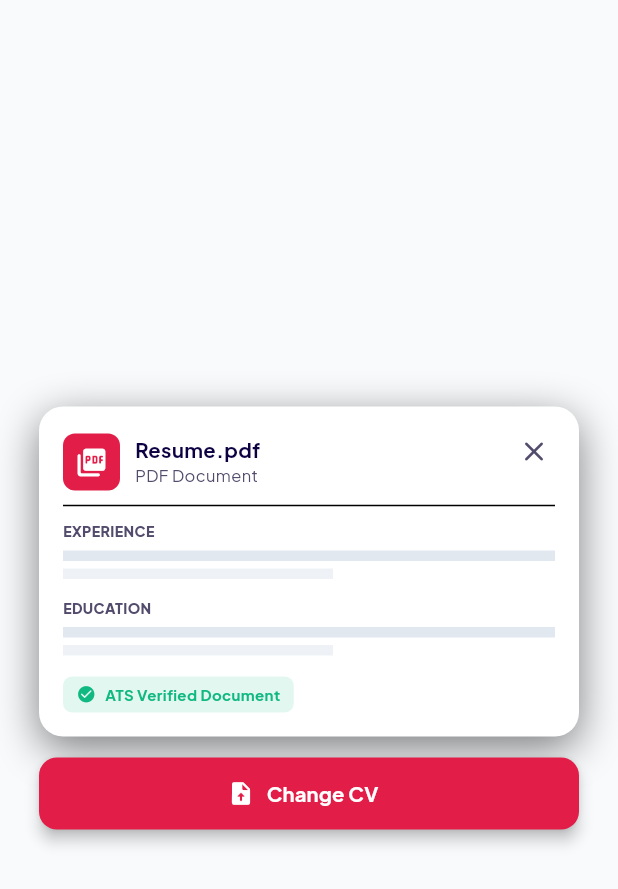
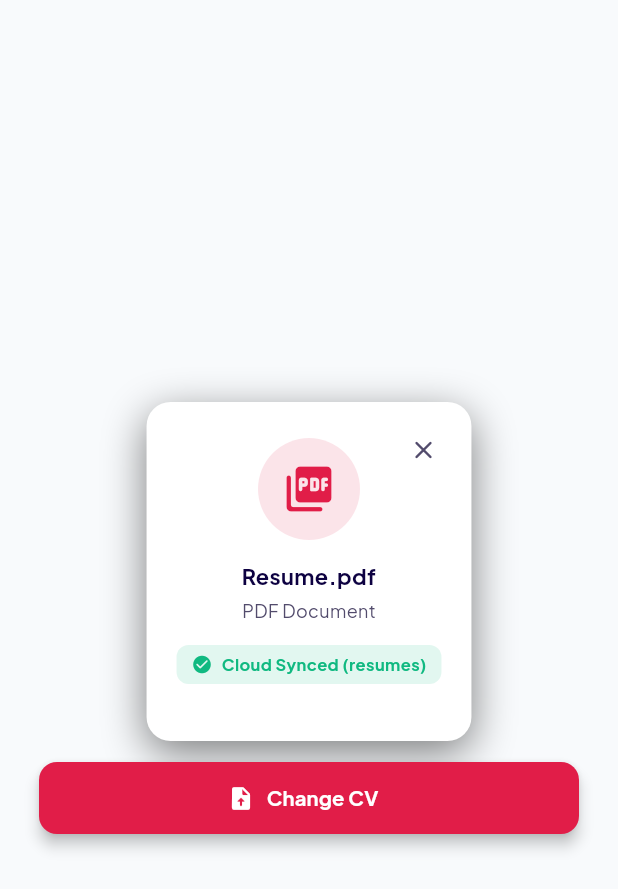
Before and after one commit to sokthonsar01/Mobile-App-Capstone, a Flutter app: the CvPreviewScreen widget shown alone on an empty page, opened directly, on a phone screen of 412 x 824 dp. Shown: the top 889 px of the screen. Run offline on Flutter 3.47's test engine with Material 3 defaults, Android fonts, the phone set to English and light mode, and no system bars; our stand-ins replace file_picker, google_fonts, image_picker, supabase_flutter; accounts and stored records are empty; network calls fail.

Commit message:
implement cv preview (some bug )

```diff
--- a/lib/features/profile/presentation/screens/cv_preview_screen.dart
+++ b/lib/features/profile/presentation/screens/cv_preview_screen.dart
@@ -50,11 +50,8 @@ class CvPreviewScreen extends StatelessWidget {
     ResumeItem? resume,
     CvViewModel vm,
   ) {
-    final screenH = MediaQuery.of(context).size.height;
-    final maxH = (screenH * 0.6).clamp(300.0, 460.0);
-
     return Container(
-      constraints: BoxConstraints(maxWidth: 360, maxHeight: maxH),
+      constraints: const BoxConstraints(maxWidth: 360),
       decoration: BoxDecoration(
         color: AppColors.isDark ? const Color(0xFF1E293B) : Colors.white,
         borderRadius: BorderRadius.circular(16),
@@ -71,10 +68,10 @@ class CvPreviewScreen extends StatelessWidget {
         children: [
           CvPaperPreview(resume: resume, vm: vm),
           Positioned(
-            top: 6,
-            right: 6,
+            top: 8,
+            right: 8,
             child: IconButton(
-              icon: const Icon(Icons.close_rounded, size: 22),
+              icon: const Icon(Icons.close_rounded, size: 20),
               color: AppColors.bodyText,
               onPressed: () => Navigator.of(context).pop(),
             ),
--- a/lib/features/profile/presentation/widgets/cv_paper_preview.dart
+++ b/lib/features/profile/presentation/widgets/cv_paper_preview.dart
@@ -1,10 +1,11 @@
 import 'package:flutter/material.dart';
 import 'package:google_fonts/google_fonts.dart';
+import 'package:url_launcher/url_launcher.dart';
 import '../../../../shared/app_colors.dart';
 import '../../data/resume_model.dart';
 import '../../viewmodel/cv_viewmodel.dart';
 
-/// Paper-styled document visual representation for PDF and image CVs.
+/// Clean document preview presentation for PDF and image CVs.
 class CvPaperPreview extends StatelessWidget {
   final ResumeItem? resume;
   final CvViewModel vm;
@@ -21,110 +22,112 @@ class CvPaperPreview extends StatelessWidget {
         return Image.network(
           resume!.fileUrl,
           fit: BoxFit.contain,
-          errorBuilder: (_, _, _) => _buildPdfPaper(),
+          errorBuilder: (_, _, _) => _buildDocumentCard(context),
         );
       }
     }
-    return _buildPdfPaper();
+
+    return _buildDocumentCard(context);
   }
 
-  Widget _buildPdfPaper() {
+  Widget _buildDocumentCard(BuildContext context) {
     final title = resume?.displayName ?? 'Resume.pdf';
     final size = resume?.formattedSize ?? 'PDF Document';
+    final url = resume?.fileUrl;
 
-    return SingleChildScrollView(
-      padding: const EdgeInsets.fromLTRB(16, 18, 16, 16),
+    return Padding(
+      padding: const EdgeInsets.fromLTRB(20, 24, 20, 20),
       child: Column(
-        crossAxisAlignment: CrossAxisAlignment.start,
-        children: [
-          Row(
+        mainAxisSize: MainAxisSize.min,
         children: [
           Container(
-                padding: const EdgeInsets.all(8),
+            width: 68,
+            height: 68,
             decoration: BoxDecoration(
-                  color: const Color(0xFFE11D48),
-                  borderRadius: BorderRadius.circular(8),
+              color: const Color(0xFFE11D48).withValues(alpha: 0.12),
+              shape: BoxShape.circle,
             ),
-                child: const Icon(Icons.picture_as_pdf_rounded, color: Colors.white, size: 22),
+            child: const Icon(
+              Icons.picture_as_pdf_rounded,
+              color: Color(0xFFE11D48),
+              size: 36,
             ),
-              const SizedBox(width: 10),
-              Expanded(
-                child: Column(
-                  crossAxisAlignment: CrossAxisAlignment.start,
-                  children: [
+          ),
+          const SizedBox(height: 14),
           Text(
             title,
-                      maxLines: 1,
+            maxLines: 2,
+            textAlign: TextAlign.center,
             overflow: TextOverflow.ellipsis,
             style: GoogleFonts.plusJakartaSans(
-                        fontSize: 13.5,
+              fontSize: 14.5,
               fontWeight: FontWeight.w700,
               color: AppColors.heading,
             ),
           ),
+          const SizedBox(height: 4),
           Text(
             size,
-                      style: GoogleFonts.plusJakartaSans(fontSize: 11, color: AppColors.bodyText),
-                    ),
-                  ],
-                ),
-              ),
-              const SizedBox(width: 28),
-            ],
-          ),
-          const Divider(height: 20),
-          _buildSkeletonSection('EXPERIENCE'),
-          const SizedBox(height: 12),
-          _buildSkeletonSection('EDUCATION'),
-          const SizedBox(height: 14),
-          _buildAtsBadge(),
-        ],
-      ),
-    );
-  }
-
-  Widget _buildSkeletonSection(String title) {
-    return Column(
-      crossAxisAlignment: CrossAxisAlignment.start,
-      children: [
-        Text(
-          title,
             style: GoogleFonts.plusJakartaSans(
-            fontSize: 9.5,
-            fontWeight: FontWeight.w800,
+              fontSize: 12,
               color: AppColors.bodyText,
             ),
           ),
-        const SizedBox(height: 6),
-        Container(height: 7, width: double.infinity, color: AppColors.cardBorder),
-        const SizedBox(height: 5),
-        Container(height: 7, width: 180, color: AppColors.cardBorder.withValues(alpha: 0.6)),
-      ],
-    );
-  }
-
-  Widget _buildAtsBadge() {
-    return Container(
-      padding: const EdgeInsets.symmetric(horizontal: 9, vertical: 5),
+          const SizedBox(height: 14),
+          Container(
+            padding: const EdgeInsets.symmetric(horizontal: 10, vertical: 5),
             decoration: BoxDecoration(
               color: const Color(0xFF10B981).withValues(alpha: 0.12),
-        borderRadius: BorderRadius.circular(6),
+              borderRadius: BorderRadius.circular(8),
             ),
             child: Row(
               mainAxisSize: MainAxisSize.min,
               children: [
-          const Icon(Icons.check_circle_rounded, size: 13, color: Color(0xFF10B981)),
+                const Icon(Icons.check_circle_rounded, size: 14, color: Color(0xFF10B981)),
                 const SizedBox(width: 6),
                 Text(
-            'ATS Verified Document',
+                  'Cloud Synced (resumes)',
                   style: GoogleFonts.plusJakartaSans(
-              fontSize: 10,
+                    fontSize: 11,
                     fontWeight: FontWeight.w700,
                     color: const Color(0xFF10B981),
                   ),
                 ),
               ],
             ),
+          ),
+          const SizedBox(height: 18),
+          if (url != null && url.startsWith('http'))
+            SizedBox(
+              width: double.infinity,
+              height: 42,
+              child: ElevatedButton.icon(
+                onPressed: () => _openDocument(url),
+                icon: const Icon(Icons.visibility_rounded, size: 17),
+                label: Text(
+                  'View Document',
+                  style: GoogleFonts.plusJakartaSans(
+                    fontSize: 12.5,
+                    fontWeight: FontWeight.w700,
+                  ),
+                ),
+                style: ElevatedButton.styleFrom(
+                  backgroundColor: AppColors.primaryBlue,
+                  foregroundColor: Colors.white,
+                  elevation: 0,
+                  shape: RoundedRectangleBorder(
+                    borderRadius: BorderRadius.circular(10),
+                  ),
+                ),
+              ),
+            ),
+        ],
+      ),
     );
   }
+
+  void _openDocument(String url) async {
+    final uri = Uri.parse(url);
+    await launchUrl(uri, mode: LaunchMode.inAppBrowserView);
   }
+}
--- a/lib/features/profile/presentation/widgets/resume_cv_card.dart
+++ b/lib/features/profile/presentation/widgets/resume_cv_card.dart
@@ -1,8 +1,8 @@
 import 'package:flutter/material.dart';
 import 'package:google_fonts/google_fonts.dart';
+import 'package:url_launcher/url_launcher.dart';
 import '../../../../shared/app_colors.dart';
 import '../../viewmodel/cv_viewmodel.dart';
-import '../screens/cv_preview_screen.dart';
 
 /// Reusable CV / Resume card widget adhering to MVVM and project standards.
 class ResumeCvCard extends StatefulWidget {
@@ -41,6 +41,21 @@ class _ResumeCvCardState extends State<ResumeCvCard> {
       );
       _vm.clearMessages();
     }
+  }
+
+  void _openCvPreview() async {
+    final url = _vm.currentResume?.fileUrl;
+    if (url == null || !url.startsWith('http')) {
+      ScaffoldMessenger.of(context).showSnackBar(
+        const SnackBar(
+          content: Text('No CV uploaded yet. Tap Replace CV to upload.'),
+          backgroundColor: AppColors.danger,
+        ),
+      );
+      return;
+    }
+    final uri = Uri.parse(url);
+    await launchUrl(uri, mode: LaunchMode.inAppBrowserView);
   }
 
   @override
@@ -138,7 +153,7 @@ class _ResumeCvCardState extends State<ResumeCvCard> {
       children: [
         Expanded(
           child: OutlinedButton.icon(
-            onPressed: () => CvPreviewScreen.show(context),
+            onPressed: _openCvPreview,
             icon: const Icon(Icons.visibility_outlined, size: 16),
             label: Text(
               'Preview CV',
--- a/lib/features/profile/viewmodel/cv_viewmodel.dart
+++ b/lib/features/profile/viewmodel/cv_viewmodel.dart
@@ -156,7 +156,7 @@ class CvViewModel extends ChangeNotifier {
           e.statusCode == '404' ||
           e.error == 'NoSuchBucket') {
         _errorMessage =
-            "Storage bucket 'resume' not found. Please ensure the bucket named 'resume' is created in your Supabase dashboard.";
+            "Storage bucket 'resumes' not found. Please ensure the bucket named 'resumes' is created in your Supabase dashboard.";
       } else {
         _errorMessage = 'Supabase upload failed: ${e.message}';
       }
--- a/pubspec.yaml
+++ b/pubspec.yaml
@@ -38,7 +38,7 @@ dependencies:
   google_fonts: ^8.2.1
   file_picker: ^13.1.0
   image_picker: ^1.2.3
-
+  url_launcher: ^6.3.2
 dev_dependencies:
   flutter_test:
     sdk: flutter
```
Also changed, not shown: pubspec.lock. Lines whose indentation alone changed are shown as unchanged.
